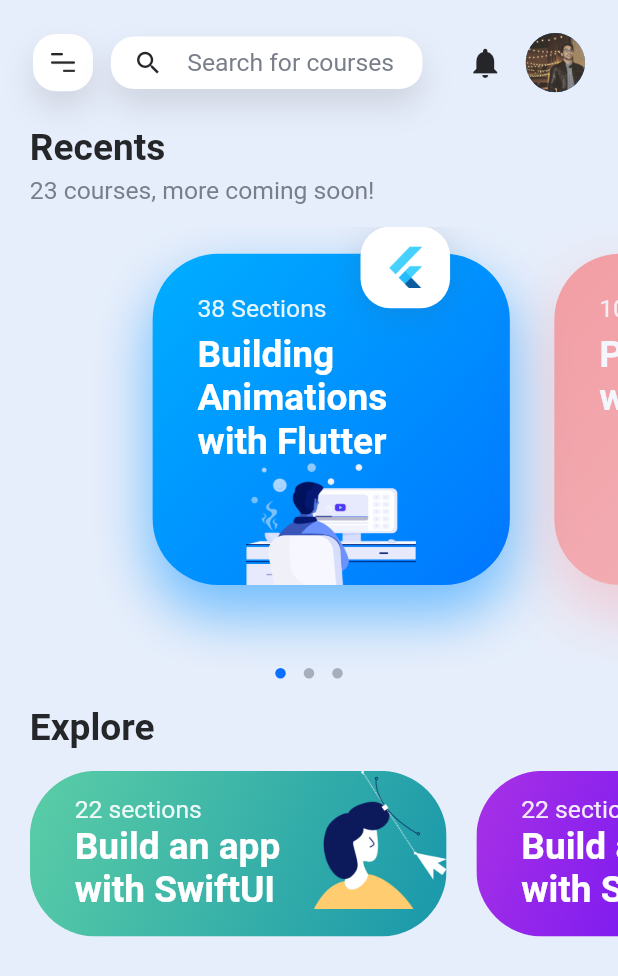
After one commit to demola33/design_courses_app, a Flutter app: the screen it shows after launch, on a phone screen of 412 x 824 dp. The commit adds this screen. Shown: the top 976 px of the screen. Run offline on Flutter 3.47's test engine with Material 2 defaults, Android fonts, the light colour scheme and no system bars.

Commit message:
1). Implement size configuration in side bar screen. 2). Rename MyHomePage class and my_home_page.dart file name with HomeScreen and home_screen.dart respectively. 3). Animate the entry and exit of the side bar when the onTap of the side bar button on the home screen nav bar is tapped.

```diff
--- a/lib/app/home/components/home_screen_nav_bar/home_screen_nav_bar.dart
+++ b/lib/app/home/components/home_screen_nav_bar/home_screen_nav_bar.dart
@@ -5,7 +5,10 @@
 import 'package:flutter/material.dart';
 
 class HomeScreenNavBar extends StatelessWidget {
-  const HomeScreenNavBar({Key? key}) : super(key: key);
+  const HomeScreenNavBar({Key? key, required this.triggerAnimation})
+      : super(key: key);
+
+  final Function() triggerAnimation;
 
   @override
   Widget build(BuildContext context) {
@@ -16,7 +19,9 @@
       child: Row(
         mainAxisAlignment: MainAxisAlignment.spaceBetween,
         children: [
-          const SideBarButton(),
+          SideBarButton(
+            triggerAnimation: triggerAnimation,
+          ),
           const SearchFieldWidget(),
           const Icon(
             Icons.notifications,
--- a/lib/app/home/components/home_screen_nav_bar/side_bar_button.dart
+++ b/lib/app/home/components/home_screen_nav_bar/side_bar_button.dart
@@ -4,15 +4,16 @@
 class SideBarButton extends StatelessWidget {
   const SideBarButton({
     Key? key,
+    required this.triggerAnimation,
   }) : super(key: key);
+
+  final Function() triggerAnimation;
 
   @override
   Widget build(BuildContext context) {
     const String iconURL = 'icon-sidebar.png';
     return RawMaterialButton(
-      onPressed: () {
-        print('Nav Button Pressed');
-      },
+      onPressed: triggerAnimation,
       materialTapTargetSize: MaterialTapTargetSize.shrinkWrap,
       constraints: const BoxConstraints(
         maxHeight: 40.0,
--- /dev/null
+++ b/lib/app/home/screens/home_screen.dart
@@ -0,0 +1,158 @@
+import 'package:design_courses/app/home/components/recent_courses_card/recent_course_list.dart';
+import 'package:design_courses/app/home/screens/side_bar_screen.dart';
+import 'package:design_courses/layout/constants.dart';
+import 'package:design_courses/layout/size_config.dart';
+import 'package:flutter/material.dart';
+
+import '../components/explore_course_list/explore_course_list.dart';
+import '../components/home_screen_nav_bar/home_screen_nav_bar.dart';
+
+class HomeScreen extends StatefulWidget {
+  const HomeScreen({Key? key}) : super(key: key);
+
+  @override
+  State<HomeScreen> createState() => _HomeScreenState();
+}
+
+class _HomeScreenState extends State<HomeScreen> with TickerProviderStateMixin {
+  Animation<Offset>? sideBarAnimation;
+  AnimationController? sideBarAnimationController;
+  Animation<double>? fadeAnimation;
+
+  Color fadedContainerColor = const Color.fromRGBO(36, 38, 41, 0.4);
+  bool sideBarHidden = true;
+
+  @override
+  void initState() {
+    super.initState();
+    sideBarAnimationController = AnimationController(
+      vsync: this,
+      duration: const Duration(milliseconds: 250),
+    );
+
+    sideBarAnimation = Tween<Offset>(
+      begin: const Offset(-1, 0),
+      end: const Offset(0, 0),
+    ).animate(
+      CurvedAnimation(
+        parent: sideBarAnimationController!,
+        curve: Curves.easeInOut,
+      ),
+    );
+
+    fadeAnimation = Tween<double>(
+      begin: 0.0,
+      end: 1.0,
+    ).animate(
+      CurvedAnimation(
+        parent: sideBarAnimationController!,
+        curve: Curves.easeInOut,
+      ),
+    );
+  }
+
+  @override
+  void dispose() {
+    sideBarAnimationController?.dispose();
+    super.dispose();
+  }
+
+  @override
+  Widget build(BuildContext context) {
+    SizeConfig().init(context);
+    return Scaffold(
+      body: Container(
+        color: kBackgroundColor,
+        child: Stack(
+          children: [
+            SafeArea(
+              child: Column(
+                children: [
+                  HomeScreenNavBar(
+                    triggerAnimation: triggerAnimation,
+                  ),
+                  Padding(
+                    padding: EdgeInsets.symmetric(horizontal: width20),
+                    child: Column(
+                      crossAxisAlignment: CrossAxisAlignment.stretch,
+                      children: [
+                        Text(
+                          'Recents',
+                          style: kLargeTitleStyle,
+                        ),
+                        const SizedBox(height: 5.0),
+                        Text(
+                          '23 courses, more coming soon!',
+                          style: kSubtitleStyle,
+                        ),
+                      ],
+                    ),
+                  ),
+                  SizedBox(height: height16),
+                  const RecentCourseList(),
+                  Padding(
+                    padding: EdgeInsets.only(
+                      left: width20,
+                      right: width25,
+                      top: height20,
+                      bottom: height16,
+                    ),
+                    child: Column(
+                      crossAxisAlignment: CrossAxisAlignment.stretch,
+                      children: [
+                        Text(
+                          'Explore',
+                          style: kTitle1Style,
+                        ),
+                      ],
+                    ),
+                  ),
+                  const ExploreCourseList(),
+                ],
+              ),
+            ),
+            IgnorePointer(
+              ignoring: sideBarHidden,
+              child: Stack(
+                children: [
+                  FadeTransition(
+                    opacity: fadeAnimation!,
+                    child: GestureDetector(
+                      onTap: reverseTriggerAnimation,
+                      child: Container(
+                        color: fadedContainerColor,
+                        height: screenHeight,
+                        width: screenWidth,
+                      ),
+                    ),
+                  ),
+                  SlideTransition(
+                    position: sideBarAnimation!,
+                    child: const SafeArea(
+                      child: SideBarScreen(),
+                      bottom: false,
+                    ),
+                  ),
+                ],
+              ),
+            ),
+          ],
+        ),
+      ),
+    );
+  }
+
+  void triggerAnimation() {
+    setState(() {
+      sideBarHidden = !sideBarHidden;
+    });
+    sideBarAnimationController?.forward();
+  }
+
+  void reverseTriggerAnimation() {
+    setState(() {
+      sideBarHidden = !sideBarHidden;
+    });
+    sideBarAnimationController?.reverse();
+  }
+}
--- a/lib/main.dart
+++ b/lib/main.dart
@@ -1,7 +1,5 @@
-import 'package:design_courses/app/home/my_home_page.dart';
-import 'package:design_courses/layout/size_config.dart';
 import 'package:flutter/material.dart';
-import 'package:flutter/rendering.dart';
+import 'package:design_courses/app/home/screens/home_screen.dart';
 
 void main() {
   //debugPaintSizeEnabled = true;
@@ -16,7 +14,7 @@
     return const MaterialApp(
       debugShowCheckedModeBanner: false,
       title: 'Design Courses',
-      home: MyHomePage(),
+      home: HomeScreen(),
     );
   }
 }
--- a/pubspec.yaml
+++ b/pubspec.yaml
@@ -29,9 +29,6 @@
 dependencies:
   flutter:
     sdk: flutter
-
-  # The following adds the Cupertino Icons font to your application.
-  # Use with the CupertinoIcons class for iOS style icons.
   cupertino_icons: ^1.0.2
 
 dev_dependencies:
@@ -71,6 +68,5 @@
     #     - asset: asset/fonts/JetBrainsMono-Regular.ttf
     #     - asset: asset/fonts/JetBrainsMono-SemiBold.ttf
     #       weight: 700
-  #
   # For details regarding fonts from package dependencies,
   # see https://flutter.dev/custom-fonts/#from-packages
```
Also changed, not shown: lib/app/home/my_home_page.dart (deleted, +0 -65 lines), lib/app/home/screens/side_bar_screen.dart (+13 -13 lines), lib/layout/constants.dart (+9 -0 lines).
